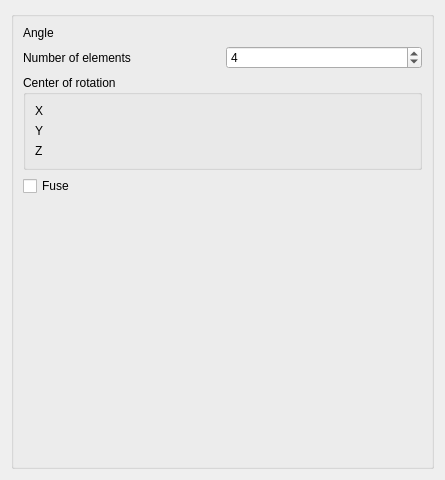
The window that src/Mod/Draft/Resources/ui/TaskPanel_PolarArray.ui (vocx-fc/FreeCAD) describes before a commit, drawn with Qt 5.
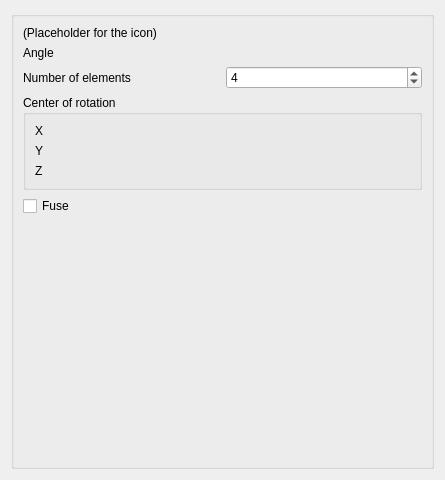
The same window after the commit. Custom widgets are drawn as their Qt base class.

Commit message: Draft: new icon

Diff of the .ui file:
```diff
--- a/src/Mod/Draft/Resources/ui/TaskPanel_PolarArray.ui
+++ b/src/Mod/Draft/Resources/ui/TaskPanel_PolarArray.ui
@@ -38,7 +38,7 @@
       <string/>
      </property>
      <layout class="QGridLayout" name="gridLayout_4">
-      <item row="7" column="0">
+      <item row="9" column="0">
        <spacer name="verticalSpacer">
         <property name="orientation">
          <enum>Qt::Vertical</enum>
@@ -51,45 +51,7 @@
         </property>
        </spacer>
       </item>
-      <item row="0" column="0">
-       <layout class="QGridLayout" name="grid_values">
-        <item row="0" column="0">
-         <widget class="QLabel" name="label_angle">
-          <property name="text">
-           <string>Angle</string>
-          </property>
-         </widget>
-        </item>
-        <item row="0" column="1">
-         <widget class="Gui::QuantitySpinBox" name="spinbox_angle">
-          <property name="toolTip">
-           <string>Sweeping angle of the array</string>
-          </property>
-          <property name="unit" stdset="0">
-           <string notr="true"/>
-          </property>
-          <property name="value">
-           <double>180.000000000000000</double>
-          </property>
-         </widget>
-        </item>
-        <item row="1" column="0">
-         <widget class="QLabel" name="label_number">
-          <property name="text">
-           <string>Number of elements</string>
-          </property>
-         </widget>
-        </item>
-        <item row="1" column="1">
-         <widget class="QSpinBox" name="spinbox_number">
-          <property name="value">
-           <number>4</number>
-          </property>
-         </widget>
-        </item>
-       </layout>
-      </item>
-      <item row="4" column="0">
+      <item row="5" column="0">
        <widget class="QGroupBox" name="group_center">
         <property name="title">
          <string>Center of rotation</string>
@@ -144,7 +106,7 @@
         </layout>
        </widget>
       </item>
-      <item row="5" column="0">
+      <item row="6" column="0">
        <layout class="QHBoxLayout" name="hbox">
         <item>
          <widget class="QCheckBox" name="checkbox_fuse">
@@ -158,6 +120,51 @@
         </item>
        </layout>
       </item>
+      <item row="1" column="0">
+       <layout class="QGridLayout" name="grid_values">
+        <item row="0" column="0">
+         <widget class="QLabel" name="label_angle">
+          <property name="text">
+           <string>Angle</string>
+          </property>
+         </widget>
+        </item>
+        <item row="0" column="1">
+         <widget class="Gui::QuantitySpinBox" name="spinbox_angle">
+          <property name="toolTip">
+           <string>Sweeping angle of the array</string>
+          </property>
+          <property name="unit" stdset="0">
+           <string notr="true"/>
+          </property>
+          <property name="value">
+           <double>180.000000000000000</double>
+          </property>
+         </widget>
+        </item>
+        <item row="1" column="0">
+         <widget class="QLabel" name="label_number">
+          <property name="text">
+           <string>Number of elements</string>
+          </property>
+         </widget>
+        </item>
+        <item row="1" column="1">
+         <widget class="QSpinBox" name="spinbox_number">
+          <property name="value">
+           <number>4</number>
+          </property>
+         </widget>
+        </item>
+       </layout>
+      </item>
+      <item row="0" column="0">
+       <widget class="QLabel" name="label_icon">
+        <property name="text">
+         <string>(Placeholder for the icon)</string>
+        </property>
+       </widget>
+      </item>
      </layout>
     </widget>
    </item>
```
The commit also changes 2 other files.
